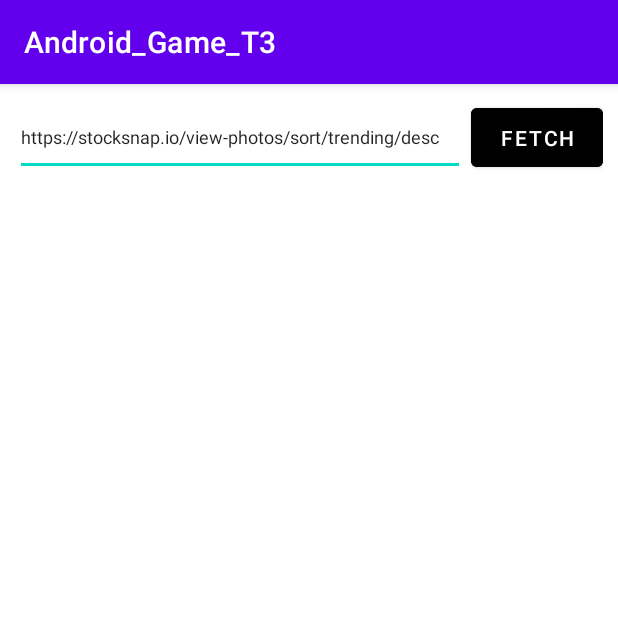
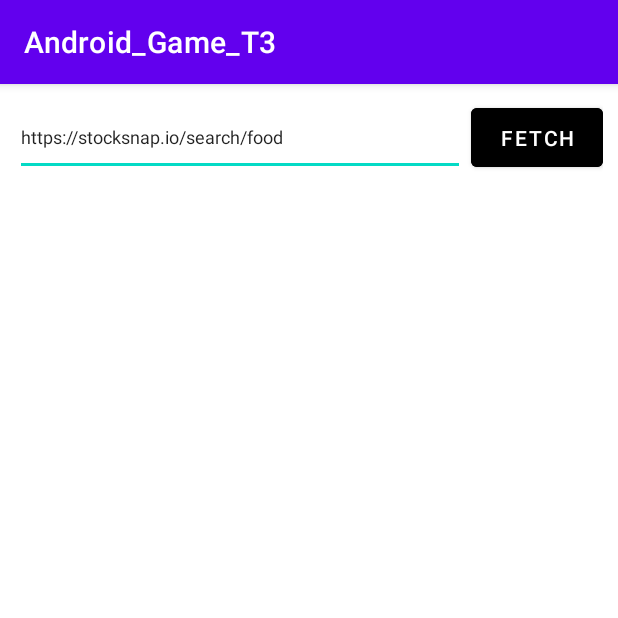
Before and after one commit to ChuaShuErn/Android_Game_Team03, an Android app: the FetchActivity screen opened directly, with no data from a screen before it, after a tap on "FETCH", on a phone screen of 412 x 824 dp, the top half of it. Run offline under Robolectric (Android 15) with nearby library versions, the phone set to English and light mode, and no system bars.

Commit message:
Modified REGEX + add default URL in searchBar

```diff
--- a/app/src/main/java/iss/workshop/android_game_t3/FetchActivity.java
+++ b/app/src/main/java/iss/workshop/android_game_t3/FetchActivity.java
@@ -52,8 +52,6 @@ public class FetchActivity extends AppCompatActivity implements View.OnClickList
         if (fetchBtn != null)
             fetchBtn.setOnClickListener(this);
 
-        //default website
-        //mURL = "https://stocksnap.io/view-photos/sort/trending/desc";
 
     }
 
@@ -64,7 +62,8 @@ public class FetchActivity extends AppCompatActivity implements View.OnClickList
             Elements links = doc.select("img[src]");
             ArrayList<String> thisImgUrlList = new ArrayList<>();
             for (Element link : links) {
-                if (link.attr("src").contains(".jpg") && link.attr("src").contains("https://")) {
+                if (link.attr("src").contains(".jpg") && link.attr("src").contains("https://")
+                        && !link.attr("src").contains("?")) {
                     System.out.println("printing....");
                     thisImgUrlList.add(link.attr("src"));
                 }
@@ -144,31 +143,25 @@ public class FetchActivity extends AppCompatActivity implements View.OnClickList
                 @Override
                 public void run() {
                     imgFileList = createDestFiles(); //get twenty blank files to store
-                    boolean haveImgURLs = getImgUrlList();
-                    if (haveImgURLs)
+                    if (getImgUrlList()) {
                         System.out.println("All good---ImgURLList Have-" + imgUrlList.size() + " URL strings");
-                    else
-                        System.out.println("Please try a new URL --- Cannot get images OR not enough images "); //interrupt thread and show error about url not working;
-
-
                         fetchedImages = new ArrayList<>();
-
                         for (int i = 0; i < FETCH_IMAGES_MAX; i++) {
                             if (downloadThisImage(imgUrlList.get(i), imgFileList.get(i))) {
                                 //----->onInterrupt() here :
                                 // clear GridView, clear Progress Bar,
                                 // clear all arrays to prevent overstacking array and restart thread
-
                                 int imgID = i + 1;
                                 fetchedImages.add(decodeImageIntoDTO(imgFileList.get(i), imgID));
                                 System.out.println("Adding fetchImages ImageDTO object ---->> No." + imgID);
 
-                            updateProgress(imgID); //update ProgressBar, ProgressText, GridView
-
+                                updateProgress(imgID); //update ProgressBar, ProgressText, GridView --> runUIThread
                             }
                         }
-
                         System.out.println("there are ..." + fetchedImages.size() + " imageDTO objects in fetchedImages");
+                    }
+                    else
+                        System.out.println("Please try a new URL --- Cannot get images OR not enough images "); //interrupt thread and show error about url not working;
                 }
             });
             downloadImageThread.start();
--- a/app/src/main/res/layout/activity_fetch.xml
+++ b/app/src/main/res/layout/activity_fetch.xml
@@ -17,10 +17,10 @@
             android:layout_width="0dp"
             android:layout_height="match_parent"
             android:layout_weight="0.85"
-            android:text="https://stocksnap.io/view-photos/sort/trending/desc"
+            android:text="@string/default_search_url"
             android:hint="@string/url_hint"
             android:textSize="12sp"
-            android:autofillHints="" />
+            android:autofillHints="https://stocksnap.io/search/food" />
 
 
         <Button
--- a/app/src/main/res/values/strings.xml
+++ b/app/src/main/res/values/strings.xml
@@ -3,4 +3,5 @@
     <string name="fetchBtn">Fetch</string>
     <string name="url_hint">Your image catalogue URL</string>
     <string name="matches">Matches</string>
+    <string name="default_search_url">https://stocksnap.io/search/food</string>
 </resources>
```
Lines whose indentation alone changed are shown as unchanged.
